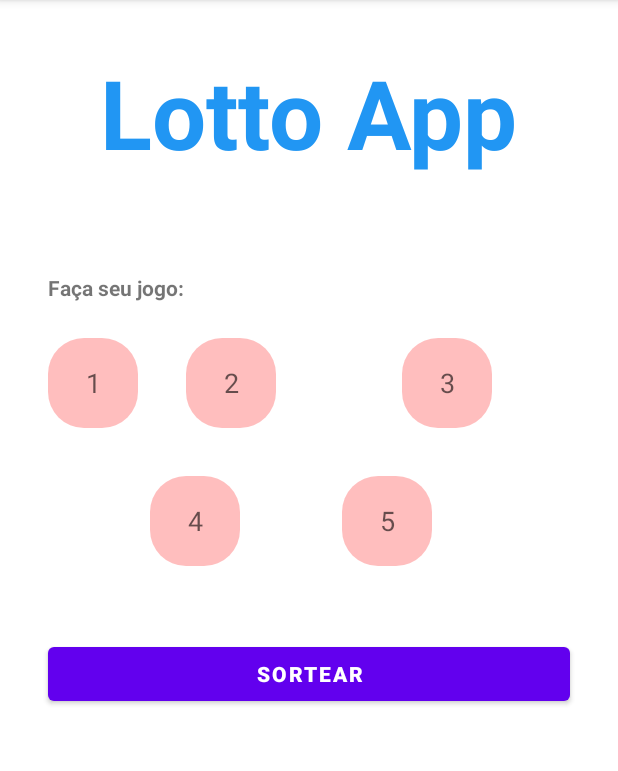
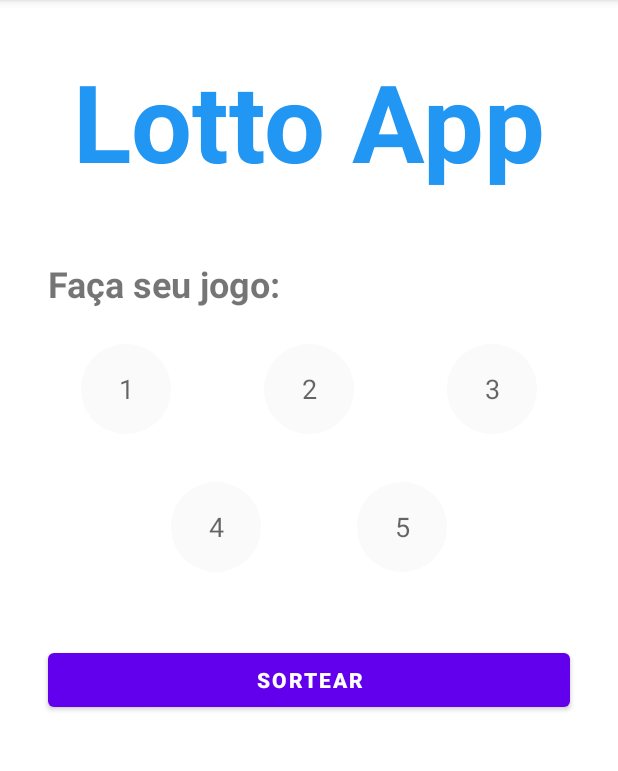
Before and after one commit to GabrielOliveira86/Loteria, an Android app: the screen it shows after launch (MainActivity), on a phone screen of 412 x 824 dp, the part 84-855 px from its top. Run offline under Robolectric (Android 15) with nearby library versions, the phone set to English and light mode, and no system bars.

Commit message:
Ajustes de bolinhas

```diff
--- a/app/src/main/res/drawable/rounded_corners.xml
+++ b/app/src/main/res/drawable/rounded_corners.xml
@@ -1,5 +1,5 @@
 <?xml version="1.0" encoding="utf-8"?>
 <shape xmlns:android="http://schemas.android.com/apk/res/android">
-    <corners android:radius="24dp" />
-    <solid android:color="#41FF0000" />
+    <corners android:radius="30dp" />
+    <solid android:color="#FAFAFA" />
 </shape>
--- a/app/src/main/res/layout/activity_main.xml
+++ b/app/src/main/res/layout/activity_main.xml
@@ -16,7 +16,7 @@
         android:layout_marginEnd="16dp"
         android:text="@string/lotto_app"
         android:textColor="#2196F3"
-        android:textSize="64sp"
+        android:textSize="72sp"
         android:textStyle="bold"
         app:layout_constraintEnd_toEndOf="parent"
         app:layout_constraintStart_toStartOf="parent"
@@ -27,8 +27,9 @@
         android:layout_width="wrap_content"
         android:layout_height="wrap_content"
         android:layout_marginStart="32dp"
-        android:layout_marginTop="64dp"
+        android:layout_marginTop="44dp"
         android:text="@string/faca_seu_jogo"
+        android:textSize="24sp"
         android:textStyle="bold"
         app:layout_constraintStart_toStartOf="parent"
         app:layout_constraintTop_toBottomOf="@+id/bingoTextView" />
@@ -42,9 +43,11 @@
         android:background="@drawable/rounded_corners"
         android:ems="10"
         android:hint="1"
-        android:inputType="textPersonName"
+        android:inputType="number"
         android:singleLine="true"
         android:textAlignment="center"
+        app:layout_constraintEnd_toStartOf="@+id/apostaEditText2"
+        app:layout_constraintHorizontal_bias="0.5"
         app:layout_constraintStart_toStartOf="parent"
         app:layout_constraintTop_toBottomOf="@+id/facaJogoTextView" />
 
@@ -57,8 +60,10 @@
         android:background="@drawable/rounded_corners"
         android:ems="10"
         android:hint="2"
-        android:inputType="textPersonName"
+        android:inputType="number"
         android:textAlignment="center"
+        app:layout_constraintEnd_toStartOf="@+id/apostaEditText3"
+        app:layout_constraintHorizontal_bias="0.5"
         app:layout_constraintStart_toEndOf="@+id/apostaEditText1"
         app:layout_constraintTop_toBottomOf="@+id/facaJogoTextView" />
 
@@ -72,9 +77,10 @@
         android:background="@drawable/rounded_corners"
         android:ems="10"
         android:hint="3"
-        android:inputType="textPersonName"
+        android:inputType="number"
         android:textAlignment="center"
         app:layout_constraintEnd_toEndOf="parent"
+        app:layout_constraintHorizontal_bias="0.5"
         app:layout_constraintStart_toEndOf="@+id/apostaEditText2"
         app:layout_constraintTop_toBottomOf="@+id/facaJogoTextView" />
 
@@ -82,13 +88,14 @@
         android:id="@+id/apostaEditText4"
         android:layout_width="60dp"
         android:layout_height="60dp"
-        android:layout_marginStart="8dp"
         android:layout_marginTop="32dp"
         android:background="@drawable/rounded_corners"
         android:ems="10"
         android:hint="4"
-        android:inputType="textPersonName"
+        android:inputType="number"
         android:textAlignment="center"
+        app:layout_constraintEnd_toStartOf="@+id/apostaEditText5"
+        app:layout_constraintHorizontal_bias="0.5"
         app:layout_constraintStart_toEndOf="@+id/apostaEditText1"
         app:layout_constraintTop_toBottomOf="@+id/apostaEditText1" />
 
@@ -96,13 +103,15 @@
         android:id="@+id/apostaEditText5"
         android:layout_width="60dp"
         android:layout_height="60dp"
-        android:layout_marginStart="68dp"
+        android:layout_marginStart="64dp"
         android:layout_marginTop="32dp"
         android:background="@drawable/rounded_corners"
         android:ems="10"
         android:hint="5"
-        android:inputType="textPersonName"
+        android:inputType="number"
         android:textAlignment="center"
+        app:layout_constraintEnd_toStartOf="@+id/apostaEditText3"
+        app:layout_constraintHorizontal_bias="0.5"
         app:layout_constraintStart_toEndOf="@+id/apostaEditText4"
         app:layout_constraintTop_toBottomOf="@+id/apostaEditText1" />
 
```
